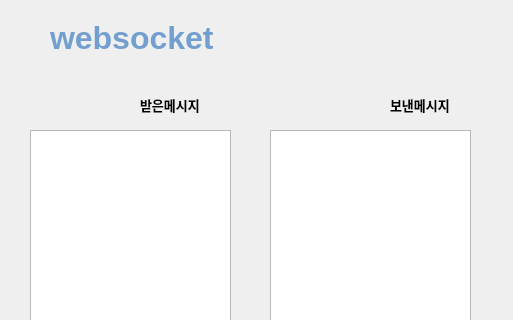
Before: the Qt Designer form yujin_websocket/mainwindow.ui in msun98/order_picing_websocket, drawn with Qt 5; both pictures show x 0 to 513 and y 0 to 320 of the 513 by 600 pixel window.
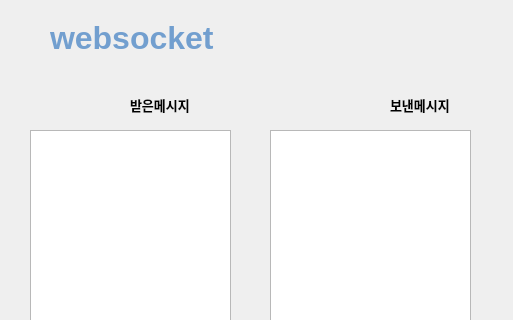
After: the same form once the commit is applied. Icons and pictures are not drawn.

Diff of the .ui file:
```diff
--- a/yujin_websocket/mainwindow.ui
+++ b/yujin_websocket/mainwindow.ui
@@ -66,7 +66,7 @@
    <widget class="QLabel" name="label_2">
     <property name="geometry">
      <rect>
-      <x>140</x>
+      <x>130</x>
       <y>90</y>
       <width>61</width>
       <height>31</height>
```
